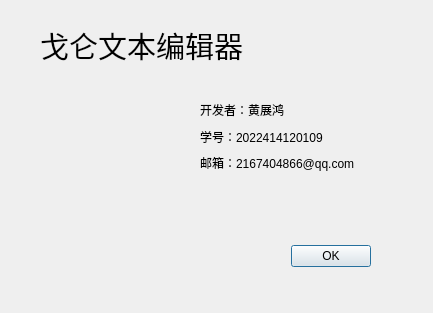
Qt form Mynotepad/aboutdialog.ui (roeeshua/qt_text) before a commit.
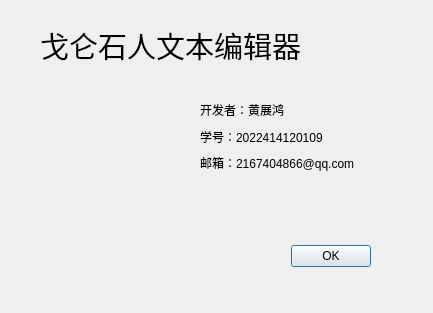
The same form after that commit. Icons and pictures are not drawn.

Diff of the .ui file:
```diff
--- a/Mynotepad/aboutdialog.ui
+++ b/Mynotepad/aboutdialog.ui
@@ -47,7 +47,7 @@
     </font>
    </property>
    <property name="text">
-    <string>戈仑文本编辑器</string>
+    <string>戈仑石人文本编辑器</string>
    </property>
   </widget>
   <widget class="QLabel" name="label_5">
```
